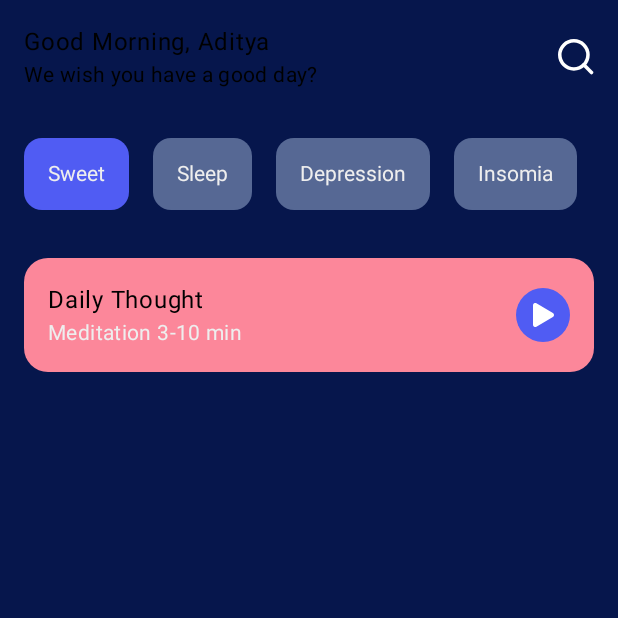
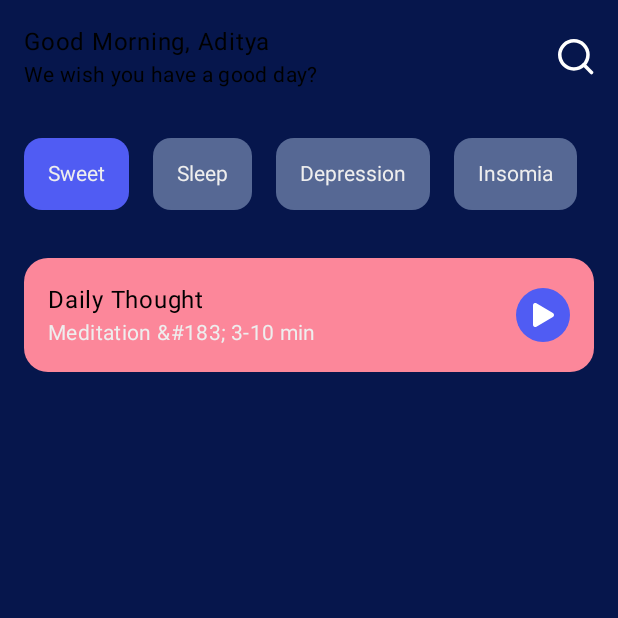
Before and after one commit to aditya-190/JetPack-Learnings, an Android app built with Jetpack Compose: the screen it shows after launch (MainActivity), on a phone screen of 412 x 824 dp, the top half of it. Run offline under Robolectric (Android 15) with nearby library versions, the phone set to English and light mode, and no system bars; Roboto replaces fonts that are not available here.

Commit message:
Detailed Commit (Auto Tracker) - Modified: MeditationApp/app/src/main/java/com/bhardwaj/meditationapp/ui/HomeScreen.kt - From Auto Tracker.

```diff
--- a/MeditationApp/app/src/main/java/com/bhardwaj/meditationapp/ui/HomeScreen.kt
+++ b/MeditationApp/app/src/main/java/com/bhardwaj/meditationapp/ui/HomeScreen.kt
@@ -123,7 +123,7 @@ fun CurrentMeditation() {
                     style = MaterialTheme.typography.body1
                 )
                 Text(
-                    text = "Meditation 3-10 min",
+                    text = "Meditation &#183; 3-10 min",
                     style = MaterialTheme.typography.body2,
                     color = TextWhite
                 )
```
